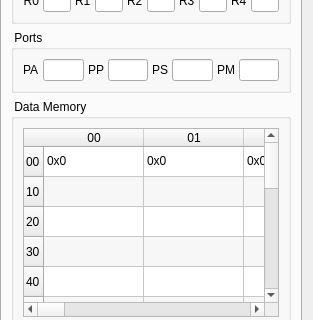
First picture: the form in ui/HT943.ui, repository azya52/BrickEmuPy, before the edit; both pictures show x 0 to 313 and y 197 to 517 of the 313 by 793 pixel window.
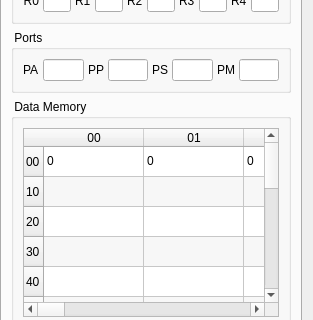
Second picture: the form after the edit. Icons and pictures are not drawn.

```diff
--- a/ui/HT943.ui
+++ b/ui/HT943.ui
@@ -754,82 +754,82 @@
                       </column>
                       <item row="0" column="0">
                       <property name="text">
-                        <string>0x0</string>
+                        <string>0</string>
                       </property>
                       </item>
                       <item row="0" column="1">
                       <property name="text">
-                        <string>0x0</string>
+                        <string>0</string>
                       </property>
                       </item>
                       <item row="0" column="2">
                       <property name="text">
-                        <string>0x0</string>
+                        <string>0</string>
                       </property>
                       </item>
                       <item row="0" column="3">
                       <property name="text">
-                        <string>0x0</string>
+                        <string>0</string>
                       </property>
                       </item>
                       <item row="0" column="4">
                       <property name="text">
-                        <string>0x0</string>
+                        <string>0</string>
                       </property>
                       </item>
                       <item row="0" column="5">
                       <property name="text">
-                        <string>0x0</string>
+                        <string>0</string>
                       </property>
                       </item>
                       <item row="0" column="6">
                       <property name="text">
-                        <string>0x0</string>
+                        <string>0</string>
                       </property>
                       </item>
                       <item row="0" column="7">
                       <property name="text">
-                        <string>0x0</string>
+                        <string>0</string>
                       </property>
                       </item>
                       <item row="0" column="8">
                       <property name="text">
-                        <string>0x0</string>
+                        <string>0</string>
                       </property>
                       </item>
                       <item row="0" column="9">
                       <property name="text">
-                        <string>0x0</string>
+                        <string>0</string>
                       </property>
                       </item>
                       <item row="0" column="10">
                       <property name="text">
-                        <string>0x0</string>
+                        <string>0</string>
                       </property>
                       </item>
                       <item row="0" column="11">
                       <property name="text">
-                        <string>0x0</string>
+                        <string>0</string>
                       </property>
                       </item>
                       <item row="0" column="12">
                       <property name="text">
-                        <string>0x0</string>
+                        <string>0</string>
                       </property>
                       </item>
                       <item row="0" column="13">
                       <property name="text">
-                        <string>0x0</string>
+                        <string>0</string>
                       </property>
                       </item>
                       <item row="0" column="14">
                       <property name="text">
-                        <string>0x0</string>
+                        <string>0</string>
                       </property>
                       </item>
                       <item row="0" column="15">
                       <property name="text">
-                        <string>0x0</string>
+                        <string>0</string>
                       </property>
                       </item>
                       <item row="1" column="0"/>
```
Left out of the diff: 5 changed lines with no effect on the pictures.
